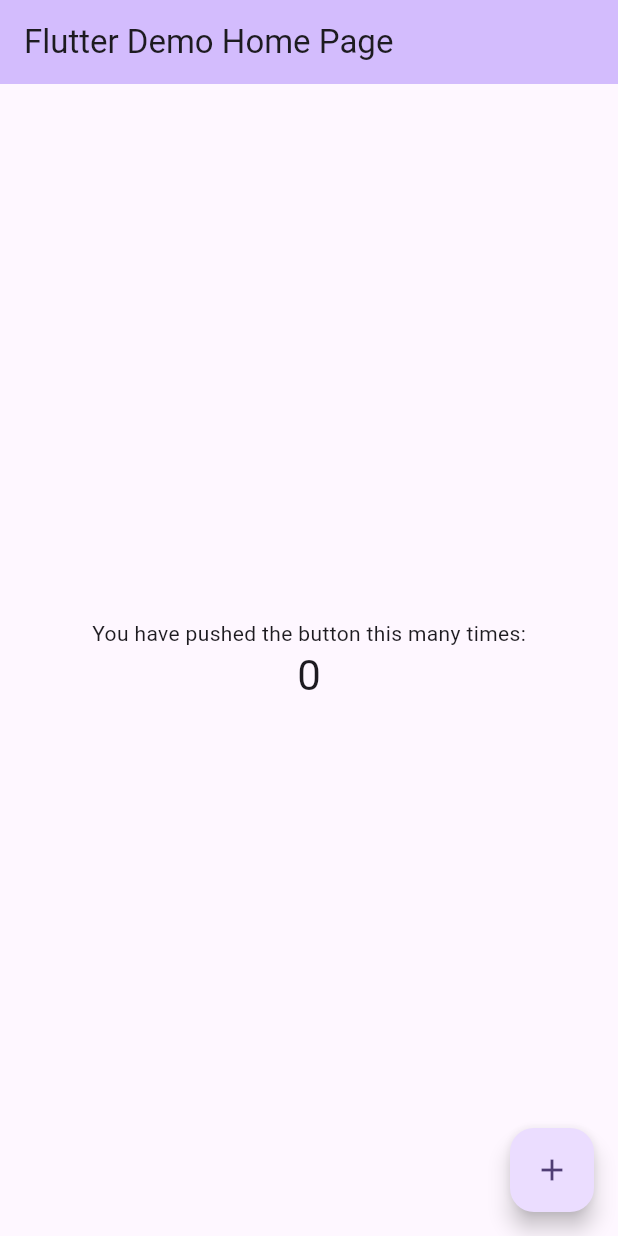
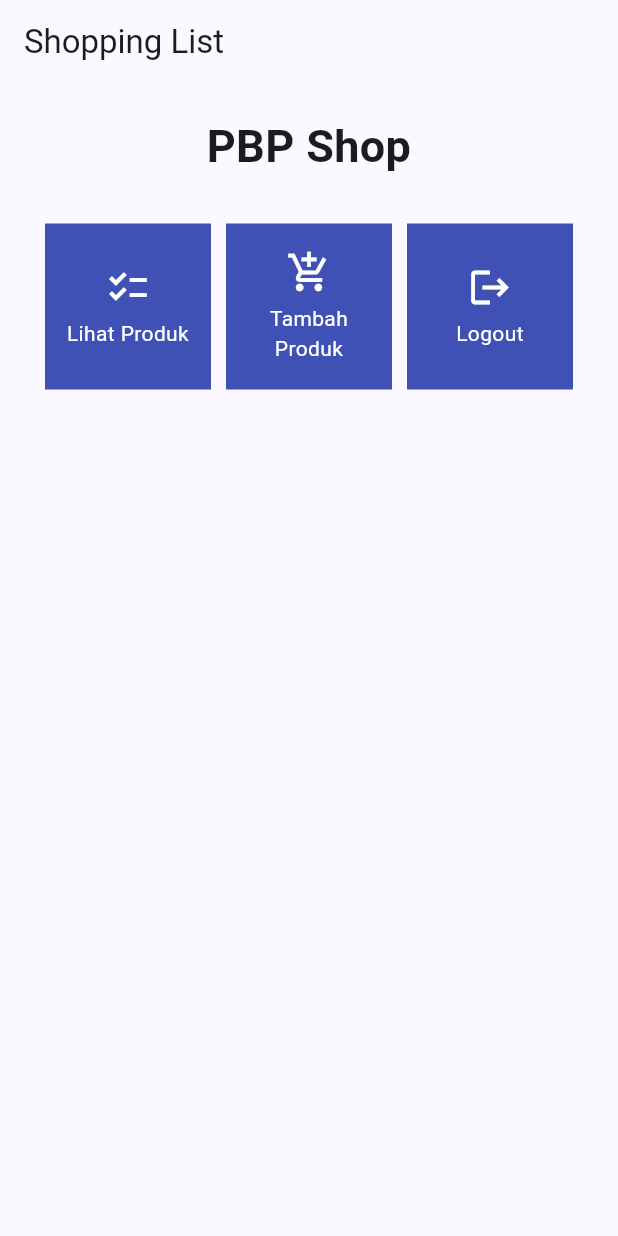
Before and after one commit to syifamahira/shopping-list-mobile, a Flutter app: the screen it shows after launch, on a phone screen of 412 x 824 dp. Run offline on Flutter 3.47's test engine with Material 2 defaults, Android fonts, the phone set to English and light mode, and no system bars.

Commit message:
done tutorial 6

```diff
--- a/lib/main.dart
+++ b/lib/main.dart
@@ -1,4 +1,5 @@
 import 'package:flutter/material.dart';
+import 'package:shopping_list_flutter/menu.dart';
 
 void main() {
   runApp(const MyApp());
@@ -28,98 +29,10 @@
         //
         // This works for code too, not just values: Most code changes can be
         // tested with just a hot reload.
-        colorScheme: ColorScheme.fromSeed(seedColor: Colors.deepPurple),
+        colorScheme: ColorScheme.fromSeed(seedColor: Colors.indigo),
         useMaterial3: true,
       ),
-      home: const MyHomePage(title: 'Flutter Demo Home Page'),
+      home: const MyHomePage(),
     );
   }
 }
-
-class MyHomePage extends StatefulWidget {
-  const MyHomePage({super.key, required this.title});
-
-  // This widget is the home page of your application. It is stateful, meaning
-  // that it has a State object (defined below) that contains fields that affect
-  // how it looks.
-
-  // This class is the configuration for the state. It holds the values (in this
-  // case the title) provided by the parent (in this case the App widget) and
-  // used by the build method of the State. Fields in a Widget subclass are
-  // always marked "final".
-
-  final String title;
-
-  @override
-  State<MyHomePage> createState() => _MyHomePageState();
-}
-
-class _MyHomePageState extends State<MyHomePage> {
-  int _counter = 0;
-
-  void _incrementCounter() {
-    setState(() {
-      // This call to setState tells the Flutter framework that something has
-      // changed in this State, which causes it to rerun the build method below
-      // so that the display can reflect the updated values. If we changed
-      // _counter without calling setState(), then the build method would not be
-      // called again, and so nothing would appear to happen.
-      _counter++;
-    });
-  }
-
-  @override
-  Widget build(BuildContext context) {
-    // This method is rerun every time setState is called, for instance as done
-    // by the _incrementCounter method above.
-    //
-    // The Flutter framework has been optimized to make rerunning build methods
-    // fast, so that you can just rebuild anything that needs updating rather
-    // than having to individually change instances of widgets.
-    return Scaffold(
-      appBar: AppBar(
-        // TRY THIS: Try changing the color here to a specific color (to
-        // Colors.amber, perhaps?) and trigger a hot reload to see the AppBar
-        // change color while the other colors stay the same.
-        backgroundColor: Theme.of(context).colorScheme.inversePrimary,
-        // Here we take the value from the MyHomePage object that was created by
-        // the App.build method, and use it to set our appbar title.
-        title: Text(widget.title),
-      ),
-      body: Center(
-        // Center is a layout widget. It takes a single child and positions it
-        // in the middle of the parent.
-        child: Column(
-          // Column is also a layout widget. It takes a list of children and
-          // arranges them vertically. By default, it sizes itself to fit its
-          // children horizontally, and tries to be as tall as its parent.
-          //
-          // Column has various properties to control how it sizes itself and
-          // how it positions its children. Here we use mainAxisAlignment to
-          // center the children vertically; the main axis here is the vertical
-          // axis because Columns are vertical (the cross axis would be
-          // horizontal).
-          //
-          // TRY THIS: Invoke "debug painting" (choose the "Toggle Debug Paint"
-          // action in the IDE, or press "p" in the console), to see the
-          // wireframe for each widget.
-          mainAxisAlignment: MainAxisAlignment.center,
-          children: <Widget>[
-            const Text(
-              'You have pushed the button this many times:',
-            ),
-            Text(
-              '$_counter',
-              style: Theme.of(context).textTheme.headlineMedium,
-            ),
-          ],
-        ),
-      ),
-      floatingActionButton: FloatingActionButton(
-        onPressed: _incrementCounter,
-        tooltip: 'Increment',
-        child: const Icon(Icons.add),
-      ), // This trailing comma makes auto-formatting nicer for build methods.
-    );
-  }
-}
--- /dev/null
+++ b/lib/menu.dart
@@ -0,0 +1,113 @@
+import 'package:flutter/material.dart';
+
+
+class MyHomePage extends StatelessWidget {
+  const MyHomePage({Key? key}) : super(key: key);
+
+  final List<ShopItem> items = const [
+    ShopItem("Lihat Produk", Icons.checklist),
+    ShopItem("Tambah Produk", Icons.add_shopping_cart),
+    ShopItem("Logout", Icons.logout),
+];
+
+    @override
+    Widget build(BuildContext context) {
+        return Scaffold(
+      appBar: AppBar(
+        title: const Text(
+          'Shopping List',
+        ),
+      ),
+      body: SingleChildScrollView(
+        // Widget wrapper yang dapat discroll
+        child: Padding(
+          padding: const EdgeInsets.all(10.0), // Set padding dari halaman
+          child: Column(
+            // Widget untuk menampilkan children secara vertikal
+            children: <Widget>[
+              const Padding(
+                padding: EdgeInsets.only(top: 10.0, bottom: 10.0),
+                // Widget Text untuk menampilkan tulisan dengan alignment center dan style yang sesuai
+                child: Text(
+                  'PBP Shop', // Text yang menandakan toko
+                  textAlign: TextAlign.center,
+                  style: TextStyle(
+                    fontSize: 30,
+                    fontWeight: FontWeight.bold,
+                  ),
+                ),
+              ),
+              // Grid layout
+              GridView.count(
+                // Container pada card kita.
+                primary: true,
+                padding: const EdgeInsets.all(20),
+                crossAxisSpacing: 10,
+                mainAxisSpacing: 10,
+                crossAxisCount: 3,
+                shrinkWrap: true,
+                children: items.map((ShopItem item) {
+                  // Iterasi untuk setiap item
+                  return ShopCard(item);
+                }).toList(),
+              ),
+            ],
+          ),
+        ),
+      ),
+    );
+    }
+}
+
+class ShopItem {
+  final String name;
+  final IconData icon;
+
+  const ShopItem(this.name, this.icon);
+}
+
+class ShopCard extends StatelessWidget {
+    final ShopItem item;
+
+    const ShopCard(this.item, {super.key}); // Constructor
+
+    @override
+    Widget build(BuildContext context) {
+        return Material(
+        color: Colors.indigo,
+        child: InkWell(
+            // Area responsive terhadap sentuhan
+            onTap: () {
+            // Memunculkan SnackBar ketika diklik
+            ScaffoldMessenger.of(context)
+                ..hideCurrentSnackBar()
+                ..showSnackBar(SnackBar(
+                    content: Text("Kamu telah menekan tombol ${item.name}!")));
+            },
+            child: Container(
+            // Container untuk menyimpan Icon dan Text
+            padding: const EdgeInsets.all(8),
+            child: Center(
+                child: Column(
+                mainAxisAlignment: MainAxisAlignment.center,
+                children: [
+                    Icon(
+                    item.icon,
+                    color: Colors.white,
+                    size: 30.0,
+                    ),
+                    const Padding(padding: EdgeInsets.all(3)),
+                    Text(
+                    item.name,
+                    textAlign: TextAlign.center,
+                    style: const TextStyle(color: Colors.white),
+                    ),
+                ],
+                ),
+            ),
+            ),
+        ),
+        );
+    }
+
+    }
```
